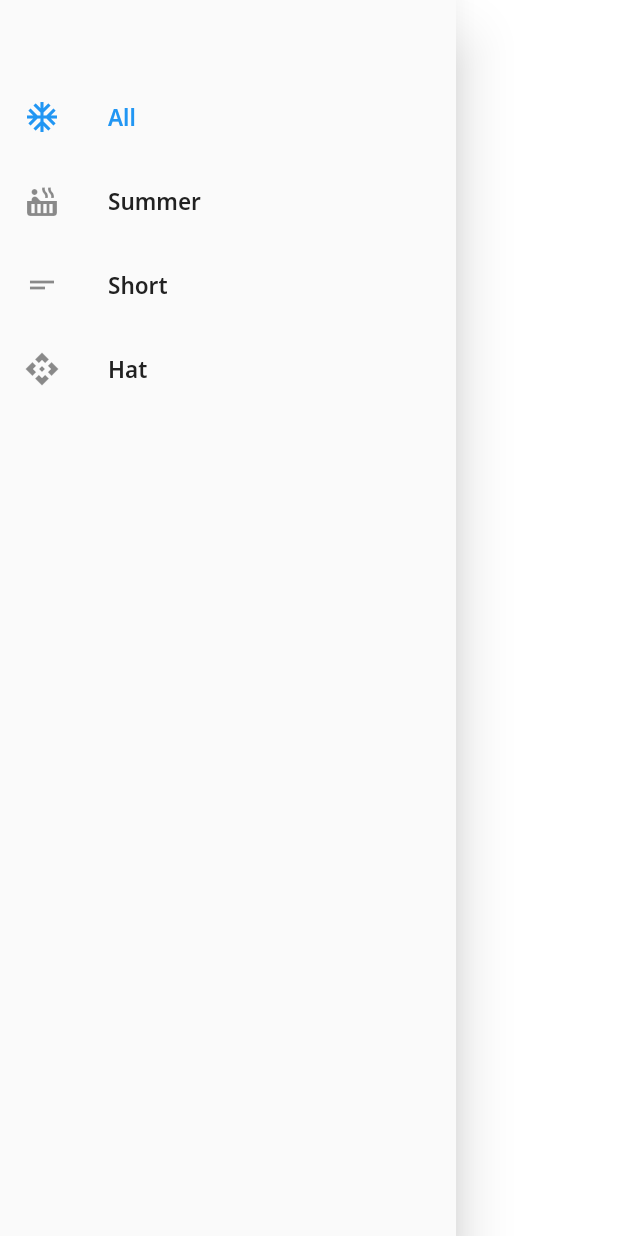
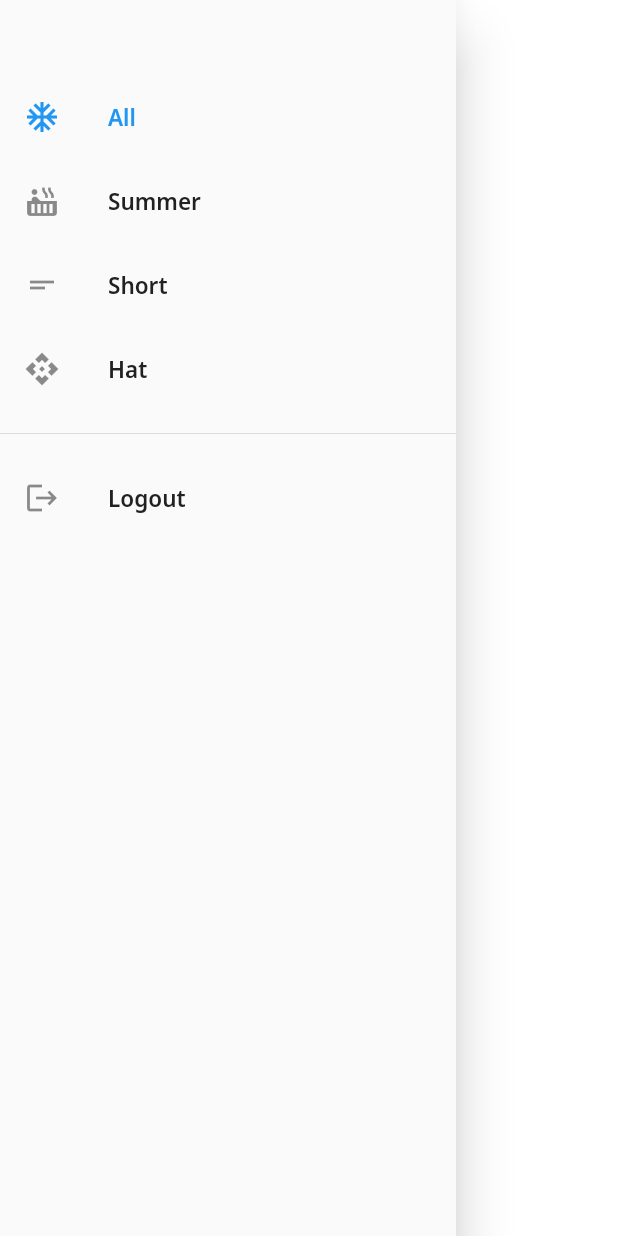
Before and after one commit to BuiVanNam/shrine_clone_app, a Flutter app: the DrawerPage widget shown alone on an empty page, opened directly, on a phone screen of 412 x 824 dp. Run offline on Flutter 3.47's test engine with Material 2 defaults, Android fonts, the phone set to English and light mode, and no system bars; our stand-ins replace google_fonts, shared_preferences; accounts and stored records are empty.

Commit message:
[Dev] add logic login logout

```diff
--- a/lib/ui/home/drawer_menu.dart
+++ b/lib/ui/home/drawer_menu.dart
@@ -1,7 +1,9 @@
 import 'package:flutter/material.dart';
 import 'package:provider/provider.dart';
+import 'package:shrine_clone/main.dart';
 import 'package:shrine_clone/model/home_model.dart';
 import 'package:shrine_clone/model/product.dart';
+import 'package:shrine_clone/utils/shared_preferences.dart';
 
 class DrawerPage extends StatelessWidget {
   @override
@@ -15,20 +17,32 @@ class DrawerPage extends StatelessWidget {
       child: ListView(
         padding: EdgeInsets.only(top: 50),
         children: [
-          _buildMenu(context, Icons.ac_unit, "All", Category.all),
-          _buildMenu(context, Icons.hot_tub, "Summer", Category.summer),
-          _buildMenu(context, Icons.short_text, "Short", Category.short),
-          _buildMenu(context, Icons.api, "Hat", Category.hat),
+          _buildMenu(context, Icons.ac_unit, "All", category: Category.all),
+          _buildMenu(context, Icons.hot_tub, "Summer",
+              category: Category.summer),
+          _buildMenu(context, Icons.short_text, "Short",
+              category: Category.short),
+          _buildMenu(context, Icons.api, "Hat", category: Category.hat),
+          Divider(
+            height: 30,
+          ),
+          _buildMenu(context, Icons.logout, "Logout"),
         ],
       ),
     ));
   }
 
-  Widget _buildMenu(
-      BuildContext context, IconData icon, String title, Category category) {
+  void _actionLogout(BuildContext context) async {
+    LoginUtils.logout().then((_) {
+      Navigator.pushReplacementNamed(context, routerLogin);
+    });
+  }
+
+  Widget _buildMenu(BuildContext context, IconData icon, String title,
+      {Category? category}) {
     Category currentCategory =
         Provider.of<HomeModel>(context, listen: false).currentCategory;
-
+    bool isLogoutItem = category == null;
     return ListTile(
       leading: Icon(icon),
       selected: currentCategory == category,
@@ -38,8 +52,12 @@ class DrawerPage extends StatelessWidget {
       ),
       onTap: () {
         Navigator.pop(context);
-        Provider.of<HomeModel>(context, listen: false)
-            .setCurrentCategory(category);
+        if (category == null) {
+          _actionLogout(context);
+        } else {
+          Provider.of<HomeModel>(context, listen: false)
+              .setCurrentCategory(category);
+        }
       },
     );
   }
--- /dev/null
+++ b/lib/utils/shared_preferences.dart
@@ -0,0 +1,20 @@
+import 'package:shared_preferences/shared_preferences.dart';
+
+class LoginUtils {
+  static String keyLogin = 'is_login';
+
+  static Future<void> setLogin() async {
+    final pref = await SharedPreferences.getInstance();
+    pref.setBool(keyLogin, true);
+  }
+
+  static Future<void> logout() async {
+    final pref = await SharedPreferences.getInstance();
+    pref.setBool(keyLogin, false);
+  }
+
+  static Future<bool> isLogin() async {
+    final pref = await SharedPreferences.getInstance();
+    return pref.getBool(keyLogin) ?? false;
+  }
+}
--- a/pubspec.yaml
+++ b/pubspec.yaml
@@ -33,6 +33,7 @@ dependencies:
   shrine_images: ^2.0.1
   google_fonts: ^2.0.0
   flutter_staggered_grid_view: ^0.4.0
+  shared_preferences: ^2.0.5
 
 dev_dependencies:
   flutter_test:
```
Also changed, not shown: lib/main.dart (+6 -10 lines), lib/ui/login/login.dart (+8 -1 lines), pubspec.lock, 1 other file.
